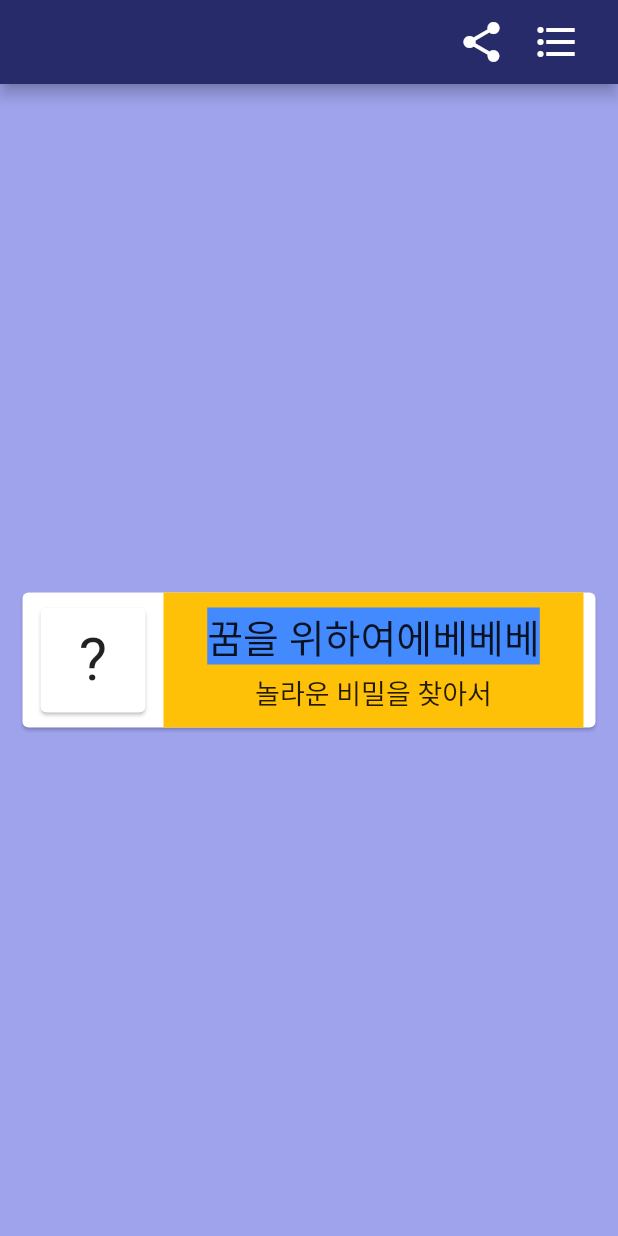
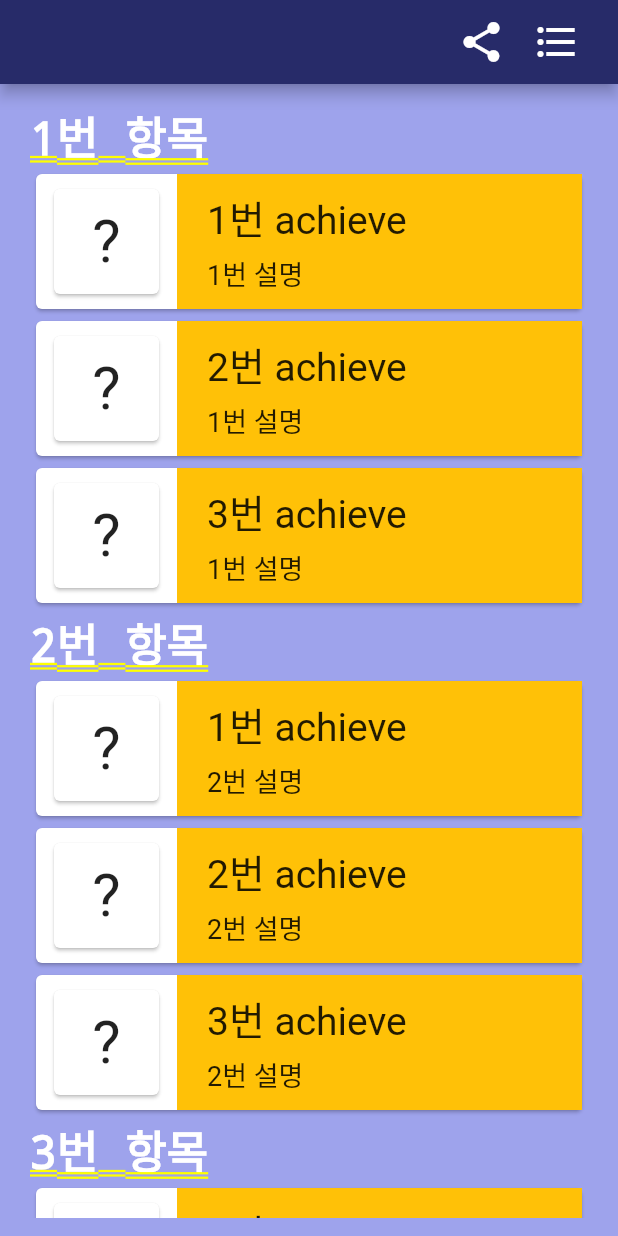
Before and after one commit to gns0170/flutter_app_7, a Flutter app: the screen it shows after launch, after a tap on "나는 롤을 모른다!", on a phone screen of 412 x 824 dp. Run offline on Flutter 3.47's test engine with Material 2 defaults, Android fonts, the phone set to English and light mode, and no system bars; our stand-ins replace charts_flutter, shared_preferences.

Commit message:
9th, achievement cases , result cases, local storage (implement only)

```diff
--- a/lib/data/achievements.dart
+++ b/lib/data/achievements.dart
@@ -0,0 +1,67 @@
+import 'package:flutter/material.dart';
+import 'package:flutter_application_7/data/record.dart';
+
+class DataAchievement {
+  String title;
+  String text;
+  dynamic icon;
+  dynamic cases = false;
+
+  DataAchievement(this.title, this.text, this.icon, {this.cases});
+}
+
+Widget iconBasicA =
+    const Text('?', style: TextStyle(fontSize: 40, color: Colors.black87));
+
+List<DataAchievement> a = [
+  DataAchievement("1번 항목", "1번 설명", "Bar"),
+  DataAchievement("1번 achieve", "1번 설명",
+      const Text('!', style: TextStyle(fontSize: 40, color: Colors.black87))),
+  DataAchievement("2번 achieve", "1번 설명",
+      const Text('!', style: TextStyle(fontSize: 40, color: Colors.black87))),
+  DataAchievement("3번 achieve", "1번 설명",
+      const Text('!', style: TextStyle(fontSize: 40, color: Colors.black87))),
+  DataAchievement("2번 항목", "1번 설명", "Bar"),
+  DataAchievement("1번 achieve", "2번 설명",
+      const Text('!', style: TextStyle(fontSize: 40, color: Colors.black87))),
+  DataAchievement("2번 achieve", "2번 설명",
+      const Text('!', style: TextStyle(fontSize: 40, color: Colors.black87))),
+  DataAchievement("3번 achieve", "2번 설명",
+      const Text('!', style: TextStyle(fontSize: 40, color: Colors.black87))),
+  DataAchievement("3번 항목", "1번 설명", "Bar"),
+  DataAchievement("1번 achieve", "3번 설명",
+      const Text('!', style: TextStyle(fontSize: 40, color: Colors.black87))),
+  DataAchievement("2번 achieve", "3번 설명",
+      const Text('!', style: TextStyle(fontSize: 40, color: Colors.black87))),
+  DataAchievement("3번 achieve", "3번 설명",
+      const Text('!', style: TextStyle(fontSize: 40, color: Colors.black87))),
+];
+
+class CheckAcases {
+  List<bool> aCases = [
+    false,
+    recordR[0] != 0 ? true : false,
+    1 is bool ? true : false,
+    1 is bool ? true : false,
+    false,
+    1 is bool ? true : false,
+    1 is bool ? true : false,
+    1 is bool ? true : false,
+    false,
+    1 is bool ? true : false,
+    1 is bool ? true : false,
+    1 is bool ? true : false,
+  ];
+  CheckAcases();
+  void setRecordAByAcases() {
+    for (int i = 0; i < a.length; i++) {
+      recordA[i] = aCases[i] == true ? 1 : recordA[i];
+    }
+  }
+}
+
+void setAchievementCasesByRecord() {
+  for (int i = 0; i < a.length; i++) {
+    a[i].cases = recordA[i] == 0 ? false : true;
+  }
+}
--- /dev/null
+++ b/lib/data/record.dart
@@ -0,0 +1,60 @@
+import 'package:flutter_application_7/data/achievements.dart';
+import 'package:flutter_application_7/data/results.dart';
+import 'package:shared_preferences/shared_preferences.dart';
+
+late List<int> recordR = [];
+late List<int> recordA = [];
+
+class Record {
+  late List<String> stringRecordR = [];
+  late List<String> stringRecordA = [];
+
+  void initRecord() {
+    if (recordR.length != r.length) {
+      for (int i = 0; i < r.length; i++) {
+        recordR.add(0);
+        stringRecordR.add('0');
+      }
+    }
+    if (recordA.length != a.length) {
+      for (int i = 0; i < a.length; i++) {
+        recordA.add(0);
+        stringRecordA.add('0');
+      }
+    }
+  }
+
+  void convertStringToInt() {
+    for (int i = 0; i < r.length; i++) {
+      recordR[i] = int.parse(stringRecordR[i]);
+    }
+    for (int i = 0; i < a.length; i++) {
+      recordA[i] = int.parse(stringRecordA[i]);
+    }
+  }
+
+  void convertIntToString() {
+    for (int i = 0; i < r.length; i++) {
+      stringRecordR[i] = recordR[i].toString();
+    }
+    for (int i = 0; i < a.length; i++) {
+      stringRecordA[i] = recordA[i].toString();
+    }
+  }
+
+  Future<void> loadRecord() async {
+    final prefs = await SharedPreferences.getInstance();
+    initRecord();
+    stringRecordR = prefs.getStringList('recordR') ?? stringRecordR;
+    stringRecordA = prefs.getStringList('recordA') ?? stringRecordA;
+
+    convertStringToInt();
+  }
+
+  Future<void> saveRecord() async {
+    convertIntToString();
+    final prefs = await SharedPreferences.getInstance();
+    await prefs.setStringList('recordR', stringRecordR);
+    await prefs.setStringList('recordA', stringRecordA);
+  }
+}
--- a/lib/main.dart
+++ b/lib/main.dart
@@ -1,4 +1,5 @@
 import 'package:flutter/material.dart';
+import 'package:flutter_application_7/data/record.dart';
 import 'package:flutter_application_7/screens/achievements/achievement.dart';
 import 'package:flutter_application_7/screens/questions.dart';
 import 'package:flutter_application_7/screens/result/result.dart';
@@ -10,11 +11,14 @@ void main() {
   runApp(const MyApp());
 }
 
+Record R = Record();
+
 class MyApp extends StatelessWidget {
   const MyApp({Key? key}) : super(key: key);
 
   @override
   Widget build(BuildContext context) {
+    R.loadRecord();
     return MaterialApp(
       title: 'A',
       theme: ThemeData(
--- a/lib/screens/achievements/achievement.dart
+++ b/lib/screens/achievements/achievement.dart
@@ -1,23 +1,66 @@
 import 'package:flutter/material.dart';
+import 'package:flutter_application_7/data/achievements.dart';
+import 'package:flutter_application_7/data/record.dart';
+import 'package:flutter_application_7/main.dart';
 
 import '../../widgets/layout.dart';
 
 //List
 class Achievement extends StatefulWidget {
   const Achievement({Key? key}) : super(key: key);
-
   @override
   _AchievementState createState() => _AchievementState();
 }
 
-dynamic globalTabController;
+class _AchievementState extends State<Achievement> {
+  List<DataAchievement> listShownAchieve = a;
 
-class _AchievementState extends State<Achievement> {
   @override
   Widget build(BuildContext context) {
+    setAchievementCasesByRecord();
     return centerColumn([
-      Card(
-          child: Container(
+      SizedBox(
+        width: MediaQuery.of(context).size.width - 40,
+        height: MediaQuery.of(context).size.height - 80,
+        child: ListView.builder(
+          itemCount: listShownAchieve.length,
+          itemBuilder: (BuildContext context, int index) {
+            String proTitle = listShownAchieve[index].title;
+            String proText = listShownAchieve[index].text;
+            dynamic proIcon = listShownAchieve[index].icon;
+
+            if (recordA[index] == 0 && proIcon != "Bar") {
+              proIcon = iconBasicA;
+            }
+            print(a[index].icon);
+            AchieveTile proAchieve = AchieveTile(
+                shownAchieve: DataAchievement(proTitle, proText, proIcon,
+                    cases: recordA[index]));
+            return proAchieve;
+          },
+        ),
+      ),
+    ]);
+  }
+}
+
+//Tile
+class AchieveTile extends StatefulWidget {
+  AchieveTile({Key? key, required this.shownAchieve}) : super(key: key);
+  final DataAchievement shownAchieve;
+  @override
+  _AchieveTileState createState() => _AchieveTileState();
+}
+
+class _AchieveTileState extends State<AchieveTile> {
+  @override
+  Widget build(BuildContext context) {
+    if (widget.shownAchieve.icon == "Bar") {
+      return Text(widget.shownAchieve.title,
+          style: const TextStyle(fontSize: 30, color: Colors.white));
+    } else {
+      return Card(
+          child: SizedBox(
               width: MediaQuery.of(context).size.width - 30,
               height: 90,
               child: Row(children: [
@@ -27,27 +70,27 @@ class _AchievementState extends State<Achievement> {
                     alignment: Alignment.center,
                     width: 70,
                     height: 70,
-                    child: const Text('?',
-                        style: TextStyle(fontSize: 40, color: Colors.black87)),
+                    child: widget.shownAchieve.icon,
                   ),
                 ),
                 const SizedBox(width: 8),
-                Container(
-                    width: 280,
+                Expanded(
+                  child: Container(
                       color: Colors.amber,
-                    padding: const EdgeInsets.symmetric(horizontal: 10),
+                      padding: const EdgeInsets.symmetric(horizontal: 20),
                       child: Column(
                         mainAxisAlignment: MainAxisAlignment.center,
+                        crossAxisAlignment: CrossAxisAlignment.start,
                         children: [
-                        Container(
-                            color: Colors.blueAccent,
-                            child: Text('꿈을 위하여에베베베',
-                                style: TextStyle(fontSize: 26))),
-                        SizedBox(height: 5),
-                        Text('놀라운 비밀을 찾아서', style: TextStyle(fontSize: 18))
+                          Text(widget.shownAchieve.title,
+                              style: const TextStyle(fontSize: 26)),
+                          const SizedBox(height: 5),
+                          Text(widget.shownAchieve.text,
+                              style: const TextStyle(fontSize: 18))
                         ],
                       )),
-              ])))
-    ]);
+                )
+              ])));
     }
   }
+}
--- a/lib/screens/result/result_graph.dart
+++ b/lib/screens/result/result_graph.dart
@@ -2,7 +2,6 @@ import 'package:flutter/material.dart';
 import 'package:flutter_application_7/screens/home.dart';
 import 'package:flutter_application_7/widgets/layout.dart';
 import 'package:flutter_application_7/widgets/texts.dart';
-import 'package:flutter_application_7/widgets/view.dart';
 import 'package:charts_flutter/flutter.dart' as charts;
 import 'dart:math';
 
--- a/pubspec.yaml
+++ b/pubspec.yaml
@@ -35,6 +35,7 @@ dependencies:
   # Use with the CupertinoIcons class for iOS style icons.
   cupertino_icons: ^1.0.2
   charts_flutter: ^0.12.0
+  shared_preferences: ^2.0.13
 
 dev_dependencies:
   flutter_test:
```
Also changed, not shown: lib/screens/result/result.dart (+26 -4 lines), lib/screens/result/result_context.dart (+6 -15 lines), pubspec.lock. Lines whose indentation alone changed are shown as unchanged.
